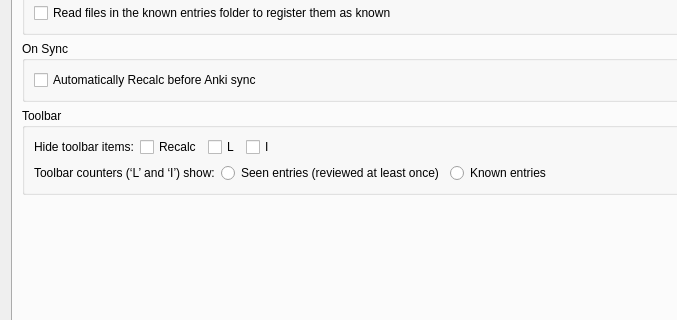
First picture: the form in prioritysieve/ui/settings_dialog.ui, repository travv0/prioritysieve, before the edit; both pictures show x 0 to 677 and y 168 to 488 of the 947 by 587 pixel window.
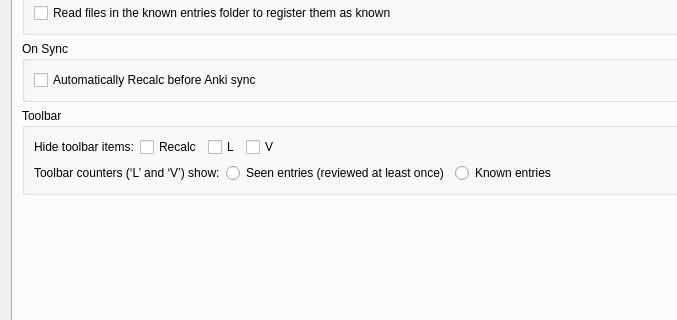
Second picture: the form after the edit.

Commit message: Fix toolbar letter mismatch

```diff
--- a/prioritysieve/ui/settings_dialog.ui
+++ b/prioritysieve/ui/settings_dialog.ui
@@ -209,7 +209,7 @@
               <item>
                <widget class="QCheckBox" name="hideInflectionCheckBox">
                 <property name="text">
-                 <string>I</string>
+                 <string>V</string>
                 </property>
                </widget>
               </item>
@@ -238,7 +238,7 @@
                  </font>
                 </property>
                 <property name="text">
-                 <string>Toolbar counters (‘L’ and ‘I’) show:</string>
+                 <string>Toolbar counters (‘L’ and ‘V’) show:</string>
                 </property>
                </widget>
               </item>
```
The commit also changes 1 other file.
